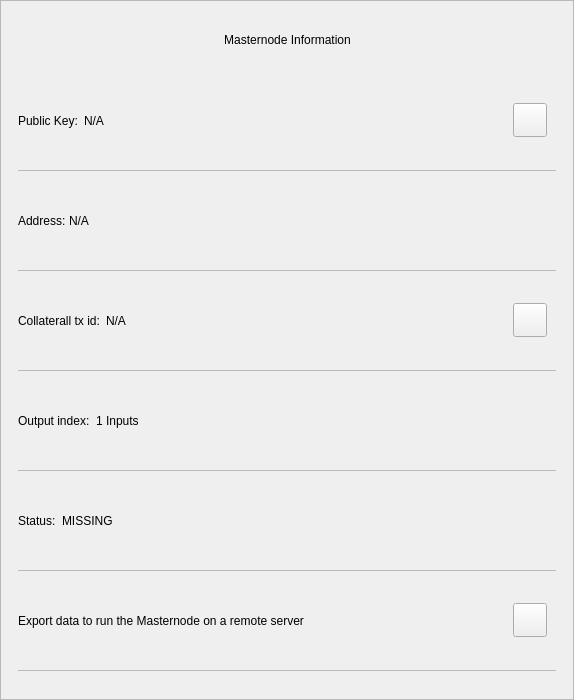
Before: the Qt Designer form src/qt/hemis/forms/mninfodialog.ui in hypermoist/Hemis, drawn with Qt 5.
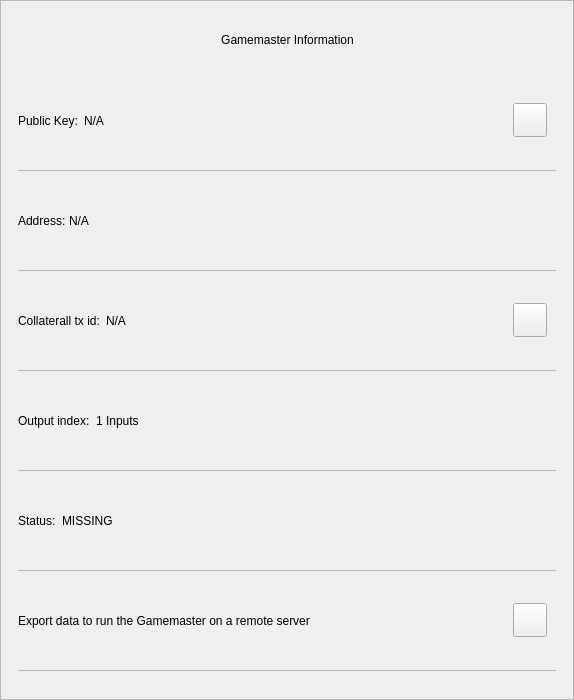
After: the same form once the commit is applied.

Commit message: Masternode/MASTERNODE/MN/mn to Gamemaster/GAMEMASTER/GM/gm

Diff of the .ui file:
```diff
--- a/src/qt/hemis/forms/mninfodialog.ui
+++ b/src/qt/hemis/forms/mninfodialog.ui
@@ -101,7 +101,7 @@
            <string notr="true">padding-left:24px;</string>
           </property>
           <property name="text">
-           <string>Masternode Information</string>
+           <string>Gamemaster Information</string>
           </property>
           <property name="alignment">
            <set>Qt::AlignCenter</set>
@@ -554,7 +554,7 @@
                       <number>0</number>
                      </property>
                      <property name="text">
-                      <string>Export data to run the Masternode on a remote server</string>
+                      <string>Export data to run the Gamemaster on a remote server</string>
                      </property>
                      <property name="wordWrap">
                       <bool>true</bool>
```
The commit also changes 234 other files.
